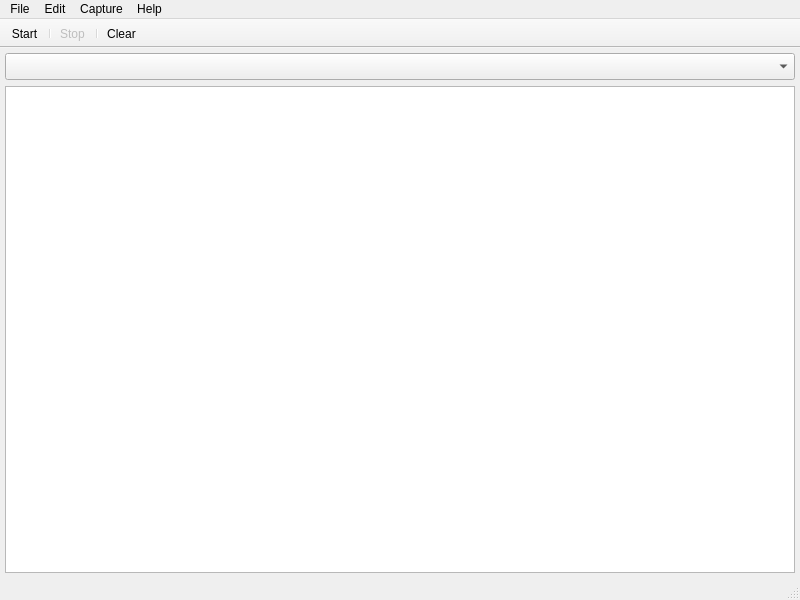
The window that Sniffer.ui (HangweiZhang/IS301-Project) describes before a commit, drawn with Qt 5.
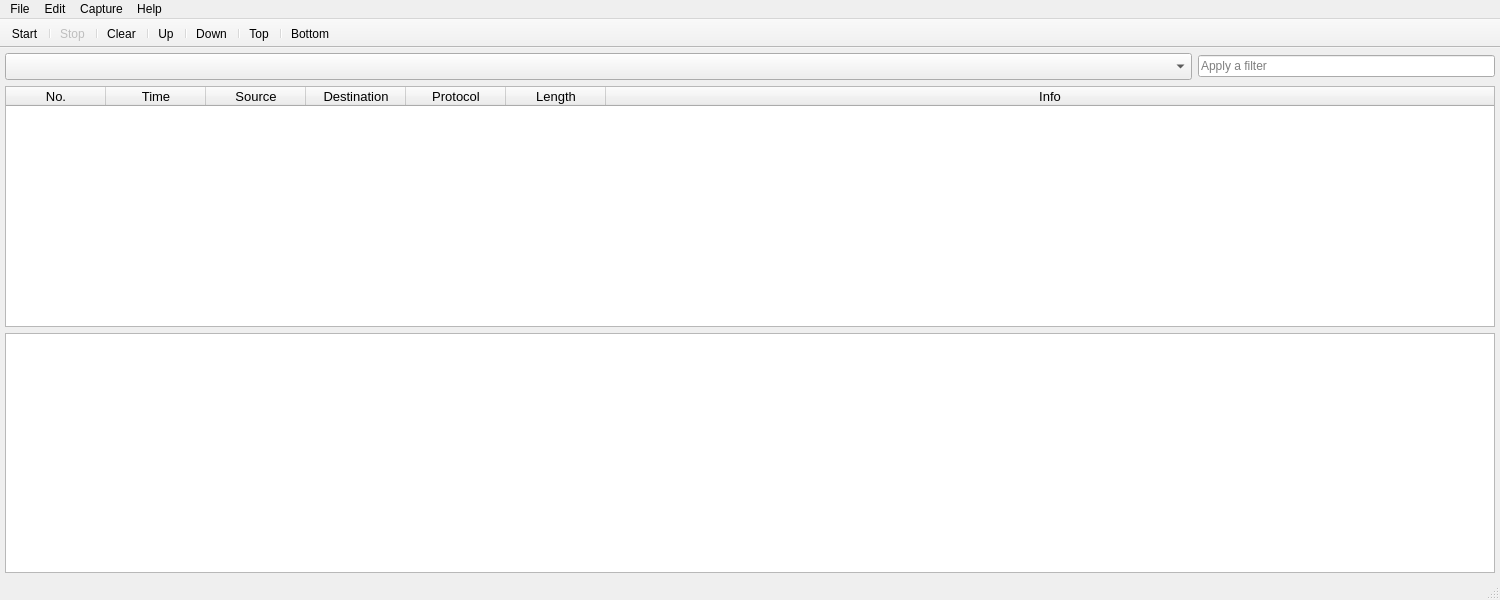
The same window after the commit. Icons and pictures are not drawn.

Patch:
```diff
--- a/Sniffer.ui
+++ b/Sniffer.ui
@@ -6,10 +6,16 @@
    <rect>
     <x>0</x>
     <y>0</y>
-    <width>800</width>
+    <width>1500</width>
     <height>600</height>
    </rect>
   </property>
+  <property name="minimumSize">
+   <size>
+    <width>1500</width>
+    <height>0</height>
+   </size>
+  </property>
   <property name="windowTitle">
    <string>sniffer</string>
   </property>
@@ -33,7 +39,7 @@
     </property>
     <item>
      <widget class="QWidget" name="widget" native="true">
-      <layout class="QHBoxLayout" name="horizontalLayout">
+      <layout class="QHBoxLayout" name="horizontalLayout" stretch="4,1">
        <property name="leftMargin">
         <number>0</number>
        </property>
@@ -46,8 +52,14 @@
        <property name="bottomMargin">
         <number>0</number>
        </property>
-       <item alignment="Qt::AlignTop">
+       <item>
         <widget class="QComboBox" name="comboBox">
+         <property name="sizePolicy">
+          <sizepolicy hsizetype="Ignored" vsizetype="Fixed">
+           <horstretch>0</horstretch>
+           <verstretch>0</verstretch>
+          </sizepolicy>
+         </property>
          <property name="font">
           <font>
            <pointsize>12</pointsize>
@@ -55,23 +67,45 @@
          </property>
         </widget>
        </item>
+       <item>
+        <widget class="QLineEdit" name="lineEdit">
+         <property name="sizePolicy">
+          <sizepolicy hsizetype="Ignored" vsizetype="Fixed">
+           <horstretch>0</horstretch>
+           <verstretch>0</verstretch>
+          </sizepolicy>
+         </property>
+         <property name="placeholderText">
+          <string>Apply a filter</string>
+         </property>
+        </widget>
+       </item>
       </layout>
      </widget>
     </item>
     <item>
      <widget class="QTableWidget" name="tableWidget">
+      <property name="editTriggers">
+       <set>QAbstractItemView::NoEditTriggers</set>
+      </property>
+      <property name="selectionMode">
+       <enum>QAbstractItemView::SingleSelection</enum>
+      </property>
+      <property name="selectionBehavior">
+       <enum>QAbstractItemView::SelectRows</enum>
+      </property>
+      <property name="showGrid">
+       <bool>false</bool>
+      </property>
       <property name="columnCount">
        <number>7</number>
       </property>
-      <attribute name="horizontalHeaderVisible">
-       <bool>false</bool>
-      </attribute>
-      <attribute name="verticalHeaderDefaultSectionSize">
-       <number>30</number>
-      </attribute>
-      <attribute name="verticalHeaderStretchLastSection">
+      <attribute name="horizontalHeaderStretchLastSection">
        <bool>true</bool>
       </attribute>
+      <attribute name="verticalHeaderVisible">
+       <bool>false</bool>
+      </attribute>
       <column>
        <property name="text">
         <string>No.</string>
@@ -144,6 +178,18 @@
       </column>
      </widget>
     </item>
+    <item>
+     <widget class="QTreeWidget" name="treeWidget">
+      <attribute name="headerVisible">
+       <bool>false</bool>
+      </attribute>
+      <column>
+       <property name="text">
+        <string notr="true">1</string>
+       </property>
+      </column>
+     </widget>
+    </item>
    </layout>
   </widget>
   <widget class="QMenuBar" name="menubar">
@@ -151,7 +197,7 @@
     <rect>
      <x>0</x>
      <y>0</y>
-     <width>800</width>
+     <width>1500</width>
      <height>21</height>
     </rect>
    </property>
@@ -205,6 +251,14 @@
    <addaction name="actionStop"/>
    <addaction name="separator"/>
    <addaction name="actionClear"/>
+   <addaction name="separator"/>
+   <addaction name="actionUp"/>
+   <addaction name="separator"/>
+   <addaction name="actionDown"/>
+   <addaction name="separator"/>
+   <addaction name="actionTop"/>
+   <addaction name="separator"/>
+   <addaction name="actionBottom"/>
   </widget>
   <action name="actionStart">
    <property name="enabled">
@@ -242,6 +296,42 @@
     <string>Clear</string>
    </property>
   </action>
+  <action name="actionUp">
+   <property name="icon">
+    <iconset resource="src.qrc">
+     <normaloff>:/up.png</normaloff>:/up.png</iconset>
+   </property>
+   <property name="text">
+    <string>Up</string>
+   </property>
+  </action>
+  <action name="actionDown">
+   <property name="icon">
+    <iconset resource="src.qrc">
+     <normaloff>:/down.png</normaloff>:/down.png</iconset>
+   </property>
+   <property name="text">
+    <string>Down</string>
+   </property>
+  </action>
+  <action name="actionTop">
+   <property name="icon">
+    <iconset resource="src.qrc">
+     <normaloff>:/top.png</normaloff>:/top.png</iconset>
+   </property>
+   <property name="text">
+    <string>Top</string>
+   </property>
+  </action>
+  <action name="actionBottom">
+   <property name="icon">
+    <iconset resource="src.qrc">
+     <normaloff>:/bottom.png</normaloff>:/bottom.png</iconset>
+   </property>
+   <property name="text">
+    <string>Bottom</string>
+   </property>
+  </action>
  </widget>
  <resources>
   <include location="src.qrc"/>
```
Left out of the diff: 4 changed lines with no effect on the pictures.
